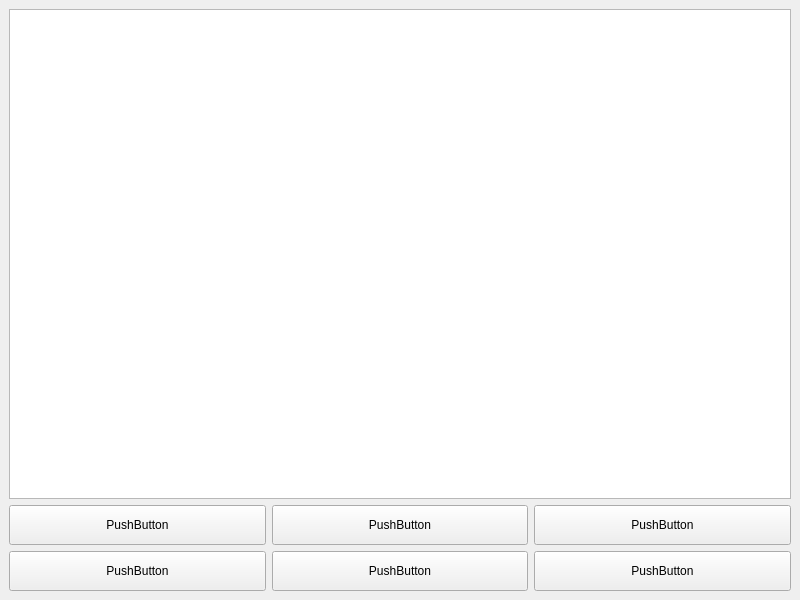
Before: the Qt Designer form GUI/GUI/graphwindow.ui in ElecSpartan/DS_Project, drawn with Qt 5.
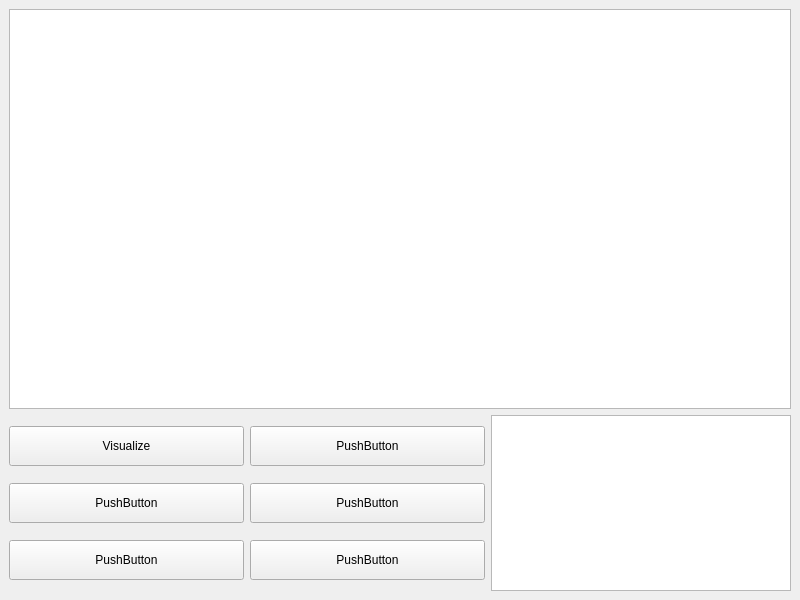
After: the same form once the commit is applied.

Diff of the .ui file:
```diff
--- a/GUI/GUI/graphwindow.ui
+++ b/GUI/GUI/graphwindow.ui
@@ -14,12 +14,23 @@
    <string>Graph Representation</string>
   </property>
   <widget class="QWidget" name="centralwidget">
+   <layout class="QGridLayout" name="gridLayout_3">
+    <item row="0" column="0">
+     <widget class="QGraphicsView" name="graphViewer">
+      <property name="minimumSize">
+       <size>
+        <width>0</width>
+        <height>400</height>
+       </size>
+      </property>
+     </widget>
+    </item>
+    <item row="1" column="0">
+     <layout class="QGridLayout" name="gridLayout_2">
+      <item row="0" column="0">
    <layout class="QGridLayout" name="gridLayout">
-    <item row="0" column="0" colspan="3">
-     <widget class="QGraphicsView" name="graphViewer"/>
-    </item>
-    <item row="1" column="0">
-     <widget class="QPushButton" name="pushButton_7">
+        <item row="0" column="1">
+         <widget class="QPushButton" name="pushButton_4">
       <property name="minimumSize">
        <size>
         <width>160</width>
@@ -44,7 +55,20 @@
       </property>
      </widget>
     </item>
-    <item row="1" column="2">
+        <item row="1" column="0">
+         <widget class="QPushButton" name="pushButton_7">
+          <property name="minimumSize">
+           <size>
+            <width>160</width>
+            <height>40</height>
+           </size>
+          </property>
+          <property name="text">
+           <string>PushButton</string>
+          </property>
+         </widget>
+        </item>
+        <item row="3" column="0">
      <widget class="QPushButton" name="pushButton_5">
       <property name="minimumSize">
        <size>
@@ -57,7 +81,20 @@
       </property>
      </widget>
     </item>
-    <item row="2" column="0">
+        <item row="0" column="0">
+         <widget class="QPushButton" name="Show">
+          <property name="minimumSize">
+           <size>
+            <width>160</width>
+            <height>40</height>
+           </size>
+          </property>
+          <property name="text">
+           <string>Visualize</string>
+          </property>
+         </widget>
+        </item>
+        <item row="3" column="1">
      <widget class="QPushButton" name="pushButton">
       <property name="minimumSize">
        <size>
@@ -70,31 +107,22 @@
       </property>
      </widget>
     </item>
-    <item row="2" column="1">
-     <widget class="QPushButton" name="pushButton_2">
-      <property name="minimumSize">
-       <size>
-        <width>160</width>
-        <height>40</height>
-       </size>
-      </property>
-      <property name="text">
-       <string>PushButton</string>
-      </property>
-     </widget>
-    </item>
-    <item row="2" column="2">
-     <widget class="QPushButton" name="pushButton_4">
-      <property name="minimumSize">
+       </layout>
+      </item>
+      <item row="0" column="1">
+       <widget class="QTextEdit" name="ResultGraphs">
+        <property name="maximumSize">
        <size>
-        <width>160</width>
-        <height>40</height>
-       </size>
-      </property>
-      <property name="text">
-       <string>PushButton</string>
-      </property>
-     </widget>
+          <width>300</width>
+          <height>16777215</height>
+         </size>
+        </property>
+        <property name="readOnly">
+         <bool>true</bool>
+        </property>
+       </widget>
+      </item>
+     </layout>
     </item>
    </layout>
   </widget>
```
Lines whose indentation alone changed are shown as unchanged.
